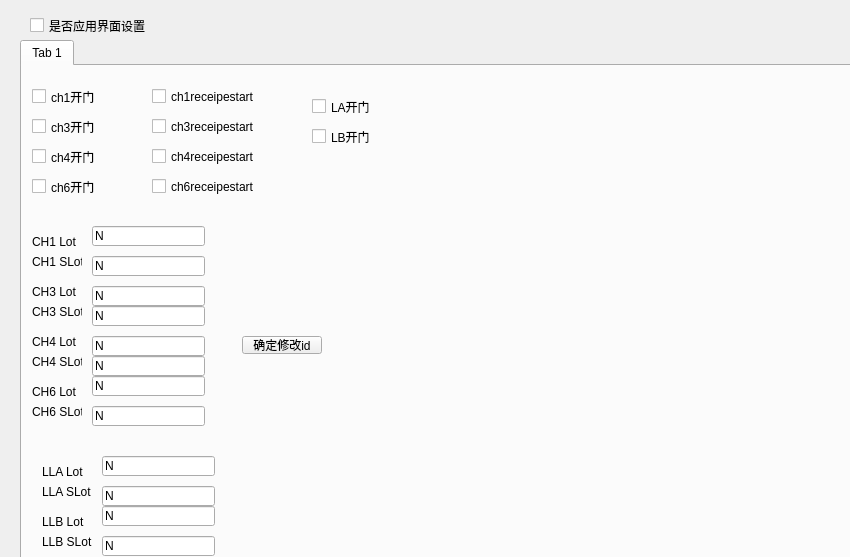
Before: the Qt Designer form RGA-AnalogMachine/widget.ui in rencaiji2/RGA-AnalogMachine, drawn with Qt 5.
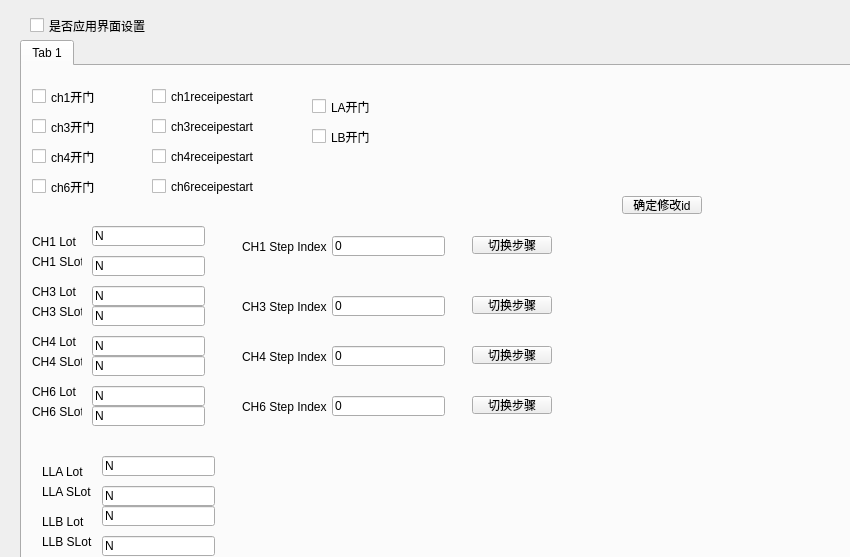
After: the same form once the commit is applied.

Diff of the .ui file:
```diff
--- a/RGA-AnalogMachine/widget.ui
+++ b/RGA-AnalogMachine/widget.ui
@@ -332,7 +332,7 @@
      <property name="geometry">
       <rect>
        <x>70</x>
-       <y>310</y>
+       <y>320</y>
        <width>113</width>
        <height>20</height>
       </rect>
@@ -357,8 +357,8 @@
     <widget class="QPushButton" name="pushButton">
      <property name="geometry">
       <rect>
-       <x>220</x>
-       <y>270</y>
+       <x>600</x>
+       <y>130</y>
        <width>80</width>
        <height>18</height>
       </rect>
@@ -497,6 +497,162 @@
       <string>N</string>
      </property>
     </widget>
+    <widget class="QLabel" name="label_13">
+     <property name="geometry">
+      <rect>
+       <x>220</x>
+       <y>170</y>
+       <width>91</width>
+       <height>21</height>
+      </rect>
+     </property>
+     <property name="text">
+      <string>CH1 Step Index</string>
+     </property>
+    </widget>
+    <widget class="QLineEdit" name="lineEdit_CH1_StepIndex">
+     <property name="geometry">
+      <rect>
+       <x>310</x>
+       <y>170</y>
+       <width>113</width>
+       <height>20</height>
+      </rect>
+     </property>
+     <property name="text">
+      <string>0</string>
+     </property>
+    </widget>
+    <widget class="QPushButton" name="pushButton_Ch1_StepIndex">
+     <property name="geometry">
+      <rect>
+       <x>450</x>
+       <y>170</y>
+       <width>80</width>
+       <height>18</height>
+      </rect>
+     </property>
+     <property name="text">
+      <string>切换步骤</string>
+     </property>
+    </widget>
+    <widget class="QPushButton" name="pushButton_Ch3_StepIndex">
+     <property name="geometry">
+      <rect>
+       <x>450</x>
+       <y>230</y>
+       <width>80</width>
+       <height>18</height>
+      </rect>
+     </property>
+     <property name="text">
+      <string>切换步骤</string>
+     </property>
+    </widget>
+    <widget class="QLineEdit" name="lineEdit_CH3_StepIndex">
+     <property name="geometry">
+      <rect>
+       <x>310</x>
+       <y>230</y>
+       <width>113</width>
+       <height>20</height>
+      </rect>
+     </property>
+     <property name="text">
+      <string>0</string>
+     </property>
+    </widget>
+    <widget class="QLabel" name="label_27">
+     <property name="geometry">
+      <rect>
+       <x>220</x>
+       <y>230</y>
+       <width>91</width>
+       <height>21</height>
+      </rect>
+     </property>
+     <property name="text">
+      <string>CH3 Step Index</string>
+     </property>
+    </widget>
+    <widget class="QPushButton" name="pushButton_Ch4_StepIndex">
+     <property name="geometry">
+      <rect>
+       <x>450</x>
+       <y>280</y>
+       <width>80</width>
+       <height>18</height>
+      </rect>
+     </property>
+     <property name="text">
+      <string>切换步骤</string>
+     </property>
+    </widget>
+    <widget class="QLineEdit" name="lineEdit_CH4_StepIndex">
+     <property name="geometry">
+      <rect>
+       <x>310</x>
+       <y>280</y>
+       <width>113</width>
+       <height>20</height>
+      </rect>
+     </property>
+     <property name="text">
+      <string>0</string>
+     </property>
+    </widget>
+    <widget class="QLabel" name="label_28">
+     <property name="geometry">
+      <rect>
+       <x>220</x>
+       <y>280</y>
+       <width>91</width>
+       <height>21</height>
+      </rect>
+     </property>
+     <property name="text">
+      <string>CH4 Step Index</string>
+     </property>
+    </widget>
+    <widget class="QPushButton" name="pushButton_Ch6_StepIndex6">
+     <property name="geometry">
+      <rect>
+       <x>450</x>
+       <y>330</y>
+       <width>80</width>
+       <height>18</height>
+      </rect>
+     </property>
+     <property name="text">
+      <string>切换步骤</string>
+     </property>
+    </widget>
+    <widget class="QLineEdit" name="lineEdit_CH6_StepIndex">
+     <property name="geometry">
+      <rect>
+       <x>310</x>
+       <y>330</y>
+       <width>113</width>
+       <height>20</height>
+      </rect>
+     </property>
+     <property name="text">
+      <string>0</string>
+     </property>
+    </widget>
+    <widget class="QLabel" name="label_29">
+     <property name="geometry">
+      <rect>
+       <x>220</x>
+       <y>330</y>
+       <width>91</width>
+       <height>21</height>
+      </rect>
+     </property>
+     <property name="text">
+      <string>CH6 Step Index</string>
+     </property>
+    </widget>
    </widget>
   </widget>
  </widget>
```
